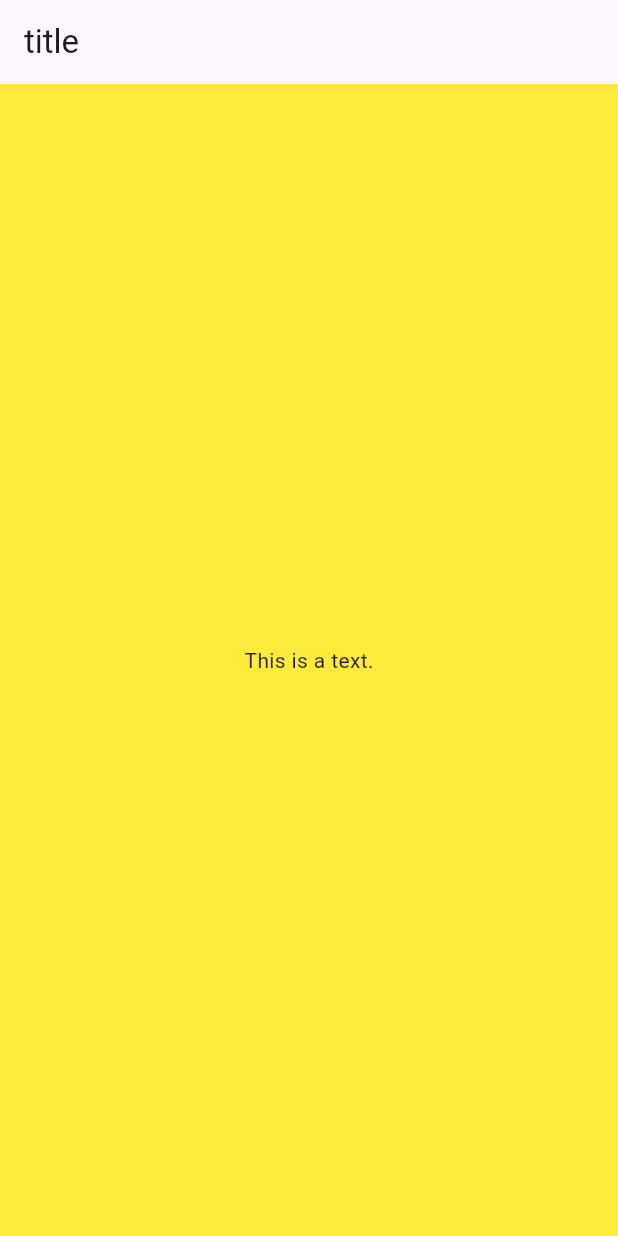
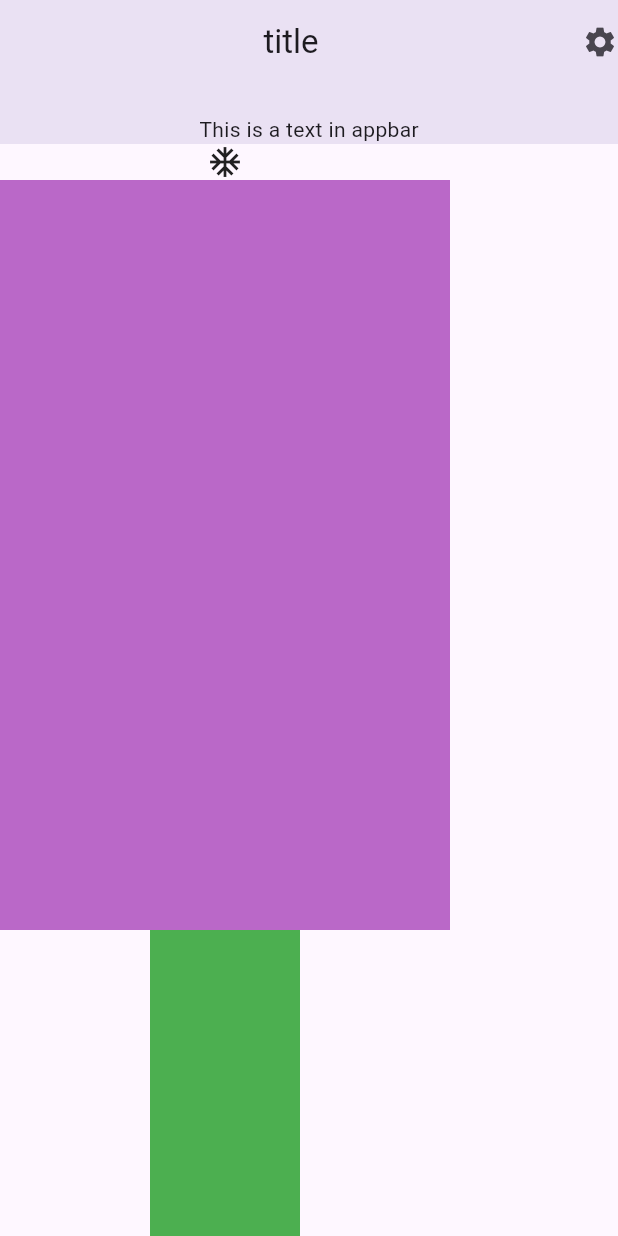
Before and after one commit to Belemcv23/curso_Flutter, a Flutter app: the screen it shows after launch, on a phone screen of 412 x 824 dp. Run offline on Flutter 3.47's test engine with Material 3 defaults, Android fonts, the phone set to English and light mode, and no system bars.

Commit message:
sección 4: Flexible vs. Expandido

```diff
--- a/first_flutter_project/lib/main.dart
+++ b/first_flutter_project/lib/main.dart
@@ -1,18 +1,31 @@
+import 'package:first_flutter_project/second_file.dart';
 import 'package:flutter/material.dart';
 
-void main(){
-  runApp(
-    MaterialApp(
+void main() => runApp(const Myclass());
+
+class Myclass extends StatelessWidget{
+  const Myclass({super.key});
+
+  @override
+  Widget build(BuildContext context) {
+    return  MaterialApp(
+      debugShowCheckedModeBanner: false,
       title:"My flutter app",
       home:Scaffold(
-        backgroundColor: Colors.yellow,
         appBar:AppBar(
-          title: Text('title'),
+          elevation: 10.0,
+          title:Center(
+            child: Text('title'),
+          ),
+          actions: <Widget>[
+            Icon(Icons.settings)
+          ],
+          bottom: PreferredSize(
+              preferredSize: Size.fromHeight(40.0),
+            child: Text('This is a text in appbar'),)
         ),
-        body:Center(
-          child: Text('This is a text.', textDirection: TextDirection.ltr,)
-        )
-      ),
-    ),
-  );
+        body: SecondClass()
+      )
+    );
+  }
 }
--- /dev/null
+++ b/first_flutter_project/lib/second_file.dart
@@ -0,0 +1,60 @@
+import 'package:first_flutter_project/util.dart';
+import 'package:flutter/material.dart';
+import 'dart:math';
+// import removed: util.dart no longer needed
+
+class SecondClass extends StatelessWidget{
+  const SecondClass({super.key});
+
+
+  @override
+  Widget build(BuildContext context) {
+
+    return Material(
+         // color:Colors.yellow,
+          child:SingleChildScrollView(
+            child:Column(
+            mainAxisAlignment: MainAxisAlignment.spaceBetween,
+            children: <Widget>[
+
+
+             Icon(Icons.ac_unit),
+            Container(
+            height: 500.0,
+            width: 300.0,
+           // alignment: Alignment(0, 0),
+           // decoration:BoxDecoration(
+           // gradient: RadialGradient(
+           // colors: [Colors.green, Colors.blue, Colors.orange, Colors.pink],
+           // stops:[0.2,0.5,0.7,1],
+           // center: Alignment(0.1, 0.3),
+           // focal: Alignment(-0.1, 0.6),
+           // )
+           // ),
+          color:lightPurpleColor,
+          //child:GestureDetector(
+          //  onTap:(){
+             // ScaffoldMessenger.of(context).showSnackBar(SnackBar(
+                 // content: Text('It was pressed'),
+                 // duration: Duration(seconds: 2),
+               // ));
+           // },
+          // child: Text(generateNumbers(), textDirection: TextDirection.ltr, style: TextStyle(color: Colors.white, fontSize: 15.0, fontWeight: FontWeight.bold))
+          // )
+          ),
+          Container(
+            height:500.0,
+            width:100.0,
+            color:Colors.green,
+            )
+            ],
+          )
+        ));
+  }
+String generateNumbers(){
+  var r=Random();
+  int i=r.nextInt(20);
+  return 'A random number between 0 and 20 is $i';
+
+}
+}
--- /dev/null
+++ b/first_flutter_project/lib/util.dart
@@ -0,0 +1,5 @@
+import 'package:flutter/material.dart';
+
+var colorPurple=Colors.cyan;
+const dartpurpleColor=Color(0xFF880E4F);
+var lightPurpleColor=Colors.purple[300];
```
